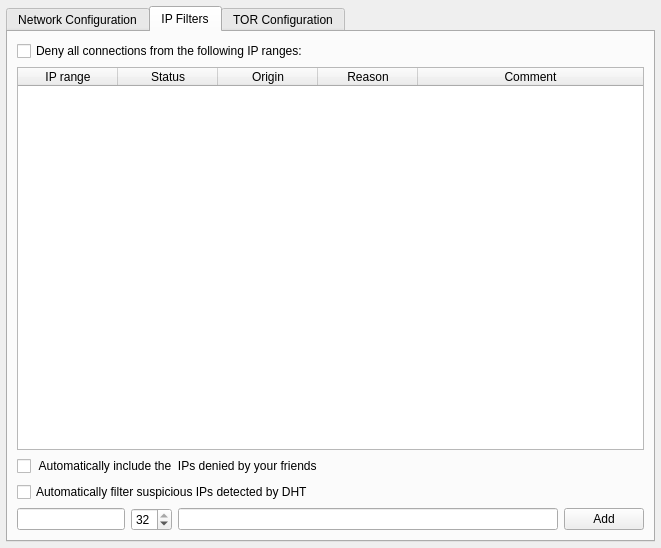
First picture: the form in retroshare-gui/src/gui/settings/ServerPage.ui, repository RetroShare/RetroShare, before the edit.
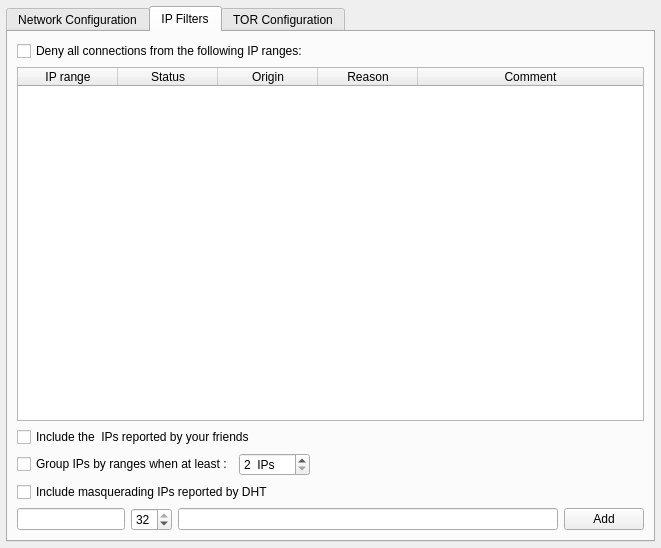
Second picture: the form after the edit. Icons and pictures are not drawn.

Commit message: working version of IP banning lists. Default settings should keep users safe from traffic re-routing based on DHT masquerading. Some GUI bugs remain.

Patch:
```diff
--- a/retroshare-gui/src/gui/settings/ServerPage.ui
+++ b/retroshare-gui/src/gui/settings/ServerPage.ui
@@ -554,14 +554,51 @@
        <item>
         <widget class="QCheckBox" name="includeFromFriends_CB">
          <property name="text">
-          <string> Automatically include the  IPs denied by your friends</string>
+          <string>Include the  IPs reported by your friends</string>
          </property>
         </widget>
        </item>
+       <item>
+        <layout class="QHBoxLayout" name="horizontalLayout_11">
+         <item>
+          <widget class="QCheckBox" name="groupIPRanges_CB">
+           <property name="text">
+            <string>Group IPs by ranges when at least :</string>
+           </property>
+          </widget>
+         </item>
+         <item>
+          <widget class="QSpinBox" name="groupIPRanges_SB">
+           <property name="suffix">
+            <string>  IPs</string>
+           </property>
+           <property name="minimum">
+            <number>2</number>
+           </property>
+           <property name="maximum">
+            <number>255</number>
+           </property>
+          </widget>
+         </item>
+         <item>
+          <spacer name="horizontalSpacer_2">
+           <property name="orientation">
+            <enum>Qt::Horizontal</enum>
+           </property>
+           <property name="sizeHint" stdset="0">
+            <size>
+             <width>40</width>
+             <height>20</height>
+            </size>
+           </property>
+          </spacer>
+         </item>
+        </layout>
+       </item>
        <item>
         <widget class="QCheckBox" name="includeFromDHT_CB">
          <property name="text">
-          <string>Automatically filter suspicious IPs detected by DHT</string>
+          <string>Include masquerading IPs reported by DHT</string>
          </property>
         </widget>
        </item>
```
Left out of the diff: 3 changed lines with no effect on the pictures. The commit also changes 6 other files.
